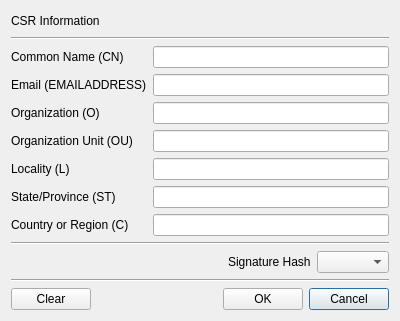
The window that BerEditor/make_csr_dlg.ui (jykim74/BerEditor) describes before a commit, drawn with Qt 5.
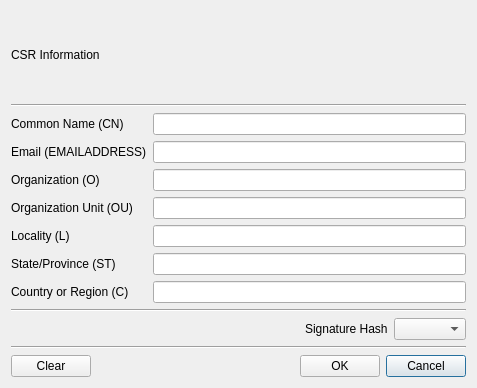
The same window after the commit.

What changed in the file:
```diff
--- a/BerEditor/make_csr_dlg.ui
+++ b/BerEditor/make_csr_dlg.ui
@@ -6,8 +6,8 @@
    <rect>
     <x>0</x>
     <y>0</y>
-    <width>400</width>
-    <height>321</height>
+    <width>477</width>
+    <height>388</height>
    </rect>
   </property>
   <property name="windowTitle">
@@ -52,7 +52,14 @@
       </widget>
      </item>
      <item row="0" column="1">
-      <widget class="QLineEdit" name="mCNText"/>
+      <widget class="QLineEdit" name="mCNText">
+       <property name="minimumSize">
+        <size>
+         <width>300</width>
+         <height>0</height>
+        </size>
+       </property>
+      </widget>
      </item>
      <item row="6" column="0">
       <widget class="QLabel" name="label_8">
```
